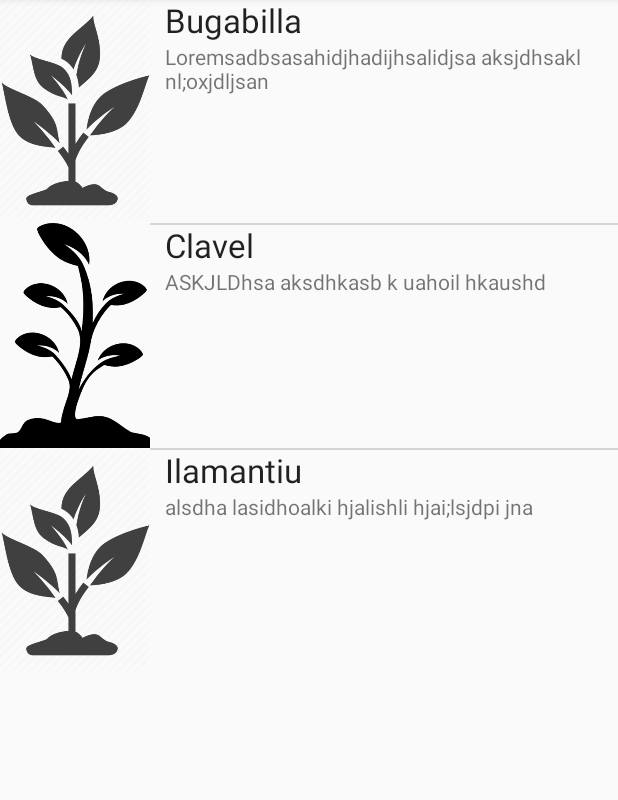
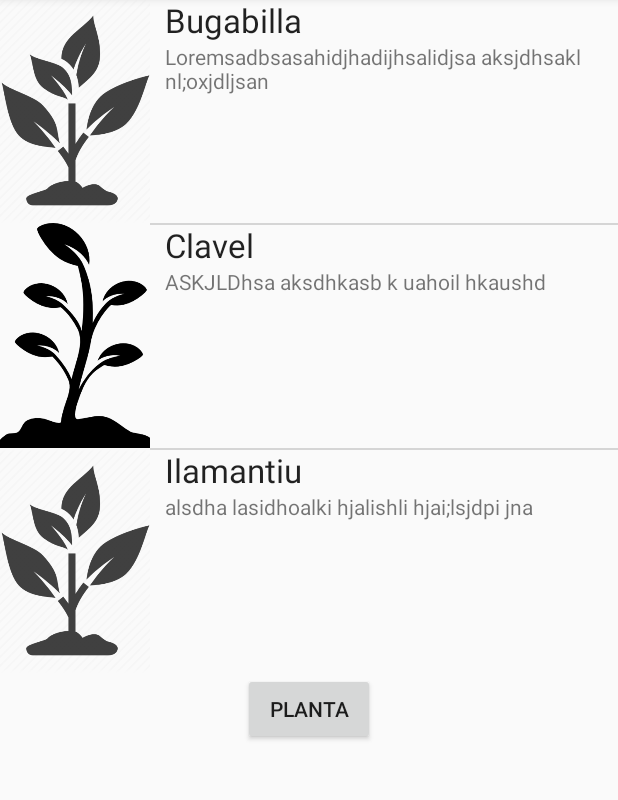
Before and after one commit to adam123quiroz/Smart_Pot, an Android app: the screen it shows after launch (MainActivity), on a phone screen of 412 x 824 dp, the part 86-886 px from its top. Run offline under Robolectric (Android 15) with nearby library versions, the light colour scheme and no system bars; our stand-ins replace Firebase (no records; nobody signed in at launch, a user with empty details on screens opened directly).

Commit message:
final commit

```diff
--- a/app/src/main/java/com/example/smartpot/MainActivity.java
+++ b/app/src/main/java/com/example/smartpot/MainActivity.java
@@ -4,8 +4,12 @@
 import androidx.recyclerview.widget.LinearLayoutManager;
 import androidx.recyclerview.widget.RecyclerView;
 
+import android.content.Intent;
 import android.os.Bundle;
+import android.view.View;
+import android.widget.Button;
 
+import com.example.smartpot.activity.PotActivity;
 import com.example.smartpot.adapters.MyAdapter;
 import com.example.smartpot.entity.Pot;
 import com.example.smartpot.thread.SeriesDataSensor;
@@ -24,6 +28,8 @@
     private RecyclerView.Adapter mAdapter;
     private RecyclerView.LayoutManager layoutManager;
 
+    private Button button;
+
     private List<Pot> potList;
 
     @Override
@@ -31,6 +37,15 @@
         super.onCreate(savedInstanceState);
         setContentView(R.layout.activity_main);
         recyclerView = findViewById(R.id.my_recycler_view);
+        button = findViewById(R.id.button_pot);
+
+        button.setOnClickListener(new View.OnClickListener() {
+            @Override
+            public void onClick(View view) {
+                Intent intent = new Intent(MainActivity.this, PotActivity.class);
+                startActivity(intent);
+            }
+        });
 
         //load list
         potList = loadList();
--- a/app/src/main/res/layout/activity_main.xml
+++ b/app/src/main/res/layout/activity_main.xml
@@ -11,5 +11,14 @@
             android:scrollbars="vertical"
             android:layout_width="match_parent"
             android:layout_height="wrap_content"/>
+    <Button
+        android:id="@+id/button_pot"
+            android:layout_below="@+id/my_recycler_view"
+            android:layout_width="wrap_content"
+            android:text="Planta"
+            android:layout_centerHorizontal="true"
+            android:layout_height="wrap_content">
+
+    </Button>
 
 </RelativeLayout>
```
